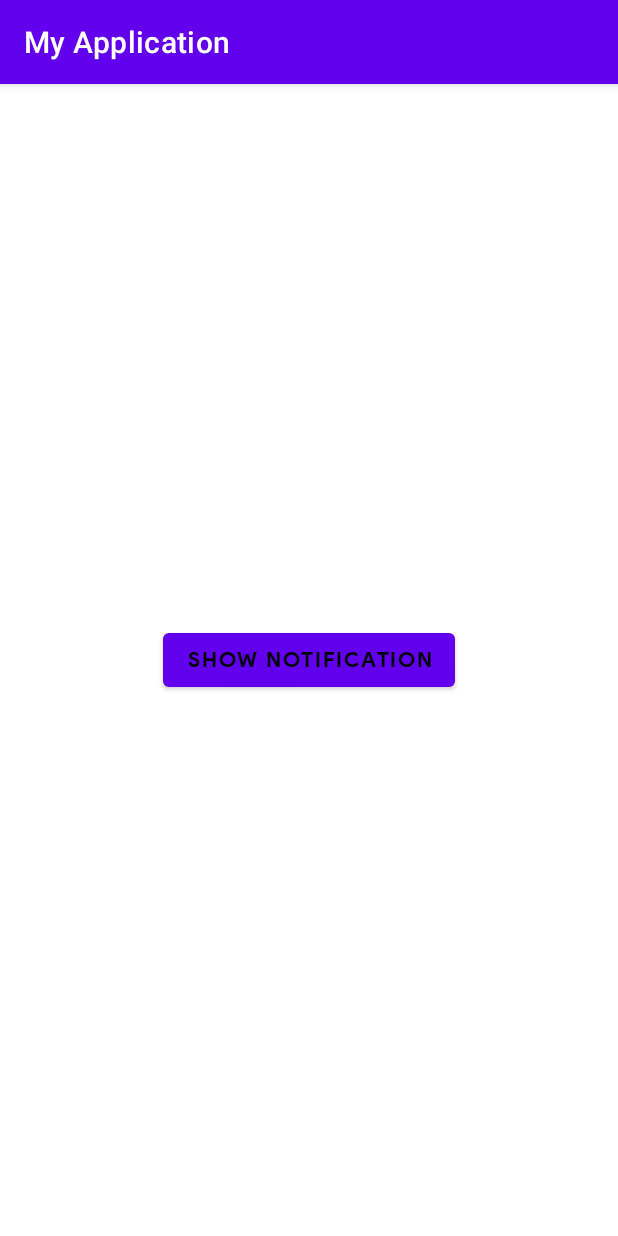
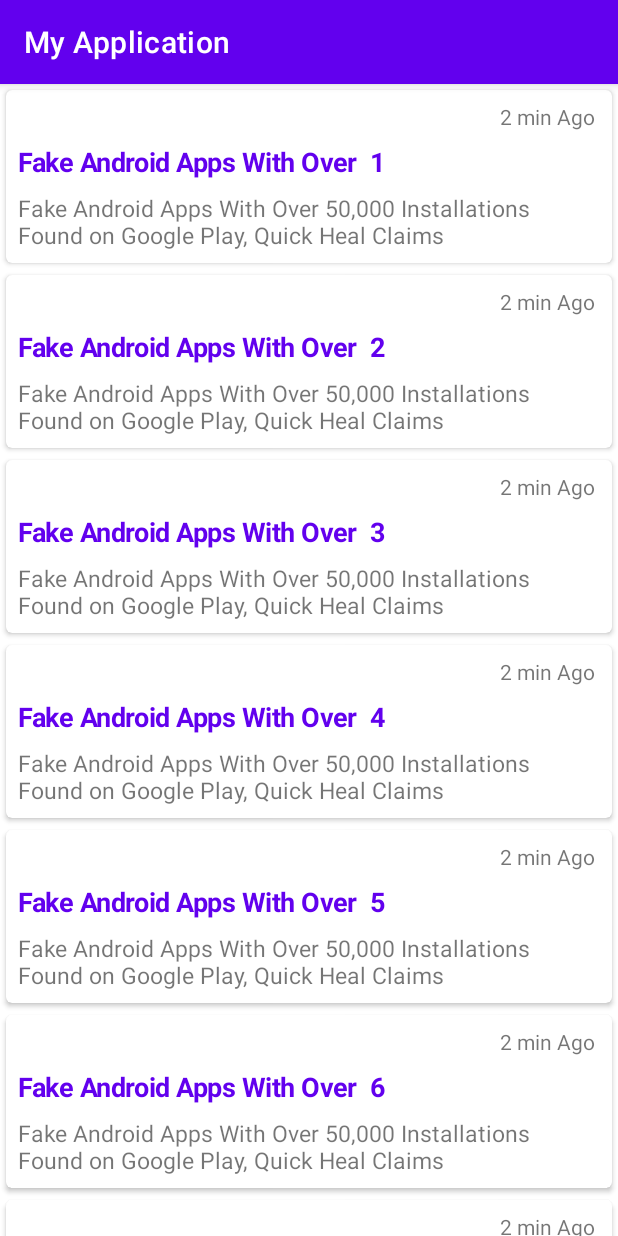
Before and after one commit to shawon-lodh-paperfly/Pagination_with_Notification, an Android app: the screen it shows after launch (MainActivity), on a phone screen of 412 x 824 dp. Run offline under Robolectric (Android 15) with nearby library versions, the phone set to English and light mode, and no system bars; our stand-ins replace ButterKnife.

Commit message:
initial commit

```diff
--- /dev/null
+++ b/app/src/main/java/com/example/myapplication/BaseViewHolder.java
@@ -0,0 +1,25 @@
+package com.example.myapplication;
+
+import android.view.View;
+
+import androidx.recyclerview.widget.RecyclerView;
+
+public abstract class BaseViewHolder extends RecyclerView.ViewHolder {
+
+  private int mCurrentPosition;
+
+  public BaseViewHolder(View itemView) {
+    super(itemView);
+  }
+
+  protected abstract void clear();
+
+  public void onBind(int position) {
+    mCurrentPosition = position;
+    clear();
+  }
+
+  public int getCurrentPosition() {
+    return mCurrentPosition;
+  }
+}
--- a/app/src/main/java/com/example/myapplication/MainActivity.java
+++ b/app/src/main/java/com/example/myapplication/MainActivity.java
@@ -1,73 +1,131 @@
 package com.example.myapplication;
 
-import androidx.appcompat.app.AppCompatActivity;
-import androidx.core.app.NotificationCompat;
-
-import android.annotation.SuppressLint;
 import android.app.Notification;
 import android.app.NotificationChannel;
 import android.app.NotificationManager;
 import android.app.PendingIntent;
 import android.content.Context;
 import android.content.Intent;
-import android.graphics.Bitmap;
-import android.graphics.BitmapFactory;
-import android.os.AsyncTask;
 import android.os.Build;
 import android.os.Bundle;
-import android.view.View;
+import android.os.Handler;
 
-import java.io.InputStream;
-import java.net.HttpURLConnection;
-import java.net.URL;
+import androidx.appcompat.app.AppCompatActivity;
+import androidx.core.app.NotificationCompat;
+import androidx.recyclerview.widget.LinearLayoutManager;
+import androidx.recyclerview.widget.RecyclerView;
+import androidx.swiperefreshlayout.widget.SwipeRefreshLayout;
+
+import java.util.ArrayList;
 import java.util.Random;
 
-public class MainActivity extends AppCompatActivity {
+import butterknife.BindView;
+import butterknife.ButterKnife;
+
+//import static com.example.recyclerviewpagination.PaginationListener.PAGE_START;
+import static com.example.myapplication.PaginationListener.PAGE_START;
+
+public class MainActivity extends AppCompatActivity
+        implements SwipeRefreshLayout.OnRefreshListener {
+
+    private static final String TAG = "MainActivity";
+
+    @BindView(R.id.recyclerView)
+    RecyclerView mRecyclerView;
+    @BindView(R.id.swipeRefresh)
+    SwipeRefreshLayout swipeRefresh;
+    private PostRecyclerAdapter adapter;
+    private int currentPage = PAGE_START;
+    private boolean isLastPage = false;
+    private int totalPage = 5;
+    private boolean isLoading = false;
+    int itemCount = 0;
 
     @Override
     protected void onCreate(Bundle savedInstanceState) {
         super.onCreate(savedInstanceState);
         setContentView(R.layout.activity_main);
+        ButterKnife.bind(this);
 
-        findViewById(R.id.buttonShowNotification).setOnClickListener(new View.OnClickListener() {
+        swipeRefresh.setOnRefreshListener(this);
+
+        mRecyclerView.setHasFixedSize(true);
+        // use a linear layout manager
+        LinearLayoutManager layoutManager = new LinearLayoutManager(this);
+        mRecyclerView.setLayoutManager(layoutManager);
+
+        adapter = new PostRecyclerAdapter(new ArrayList<>());
+        mRecyclerView.setAdapter(adapter);
+
+        showJustNotification("Page Number","You are in "+currentPage);
+        doApiCall();
+
+
+        mRecyclerView.addOnScrollListener(new PaginationListener(layoutManager) {
             @Override
-            public void onClick(View view) {
-                showNotificationWithImage();
+            protected void loadMoreItems() {
+                isLoading = true;
+                currentPage++;
+                doApiCall();
+                showJustNotification("Page Number","You are in "+currentPage);
+            }
+
+            @Override
+            public boolean isLastPage() {
+                return isLastPage;
+            }
+
+            @Override
+            public boolean isLoading() {
+                return isLoading;
             }
         });
+
+
     }
 
 
-    //notification with image
-    @SuppressLint("StaticFieldLeak")
-    private void showNotificationWithImage() {
-        new AsyncTask<String, Void, Bitmap>() {
-            @Override
-            protected Bitmap doInBackground(String... strings) {
-                InputStream inputStream;
-                try {
-                    URL url = new URL(strings[0]);
-                    HttpURLConnection connection = (HttpURLConnection) url.openConnection();
-                    connection.setDoInput(true);
-                    connection.connect();
-                    inputStream = connection.getInputStream();
-                    return BitmapFactory.decodeStream(inputStream);
-                } catch (Exception ignored) {
-
-                }
-                return null;
-            }
+    private void doApiCall() {
+        final ArrayList<PostItem> items = new ArrayList<>();
+        new Handler().postDelayed(new Runnable() {
 
             @Override
-            protected void onPostExecute(Bitmap bitmap) {
-                showNotification(bitmap);
+            public void run() {
+                for (int i = 0; i < 10; i++) {
+                    itemCount++;
+                    PostItem postItem = new PostItem();
+                    postItem.setTitle(getString(R.string.text_title) + itemCount);
+                    postItem.setDescription(getString(R.string.text_description));
+                    items.add(postItem);
+                }
+                // do this all stuff on Success of APIs response
+
+                if (currentPage != PAGE_START) adapter.removeLoading();
+                adapter.addItems(items);
+                swipeRefresh.setRefreshing(false);
+
+                // check weather is last page or not
+                if (currentPage < totalPage) {
+                    adapter.addLoading();
+                } else {
+                    isLastPage = true;
+                }
+                isLoading = false;
             }
-        }.execute("https://images.unsplash.com/photo-1512626120412-faf41adb4874?ixlib=rb-1.2.1&ixid=MXwxMjA3fDB8MHxwaG90by1wYWdlfHx8fGVufDB8fHw%3D&auto=format&fit=crop&w=1050&q=80");
+        }, 1000);
     }
 
+    @Override
+    public void onRefresh() {
+        itemCount = 0;
+        currentPage = PAGE_START;
+        isLastPage = false;
+        adapter.clear();
+        showJustNotification("Page Number","You are in "+currentPage);
+        doApiCall();
+    }
 
-    private void showNotification(Bitmap bitmap) {
-
+    private void showJustNotification(String title,String text) {
         int notificationId = new Random().nextInt(100);
         String channelId = "notification_channel_2";
 
@@ -81,12 +139,12 @@ public class MainActivity extends AppCompatActivity {
                 getApplicationContext(), channelId);
         builder.setSmallIcon(R.drawable.ic_baseline_notifications_24);
         builder.setDefaults(NotificationCompat.DEFAULT_ALL);
-        builder.setContentTitle("Notification 2");
-        builder.setContentText("Lorem Ipsum is simply dummy text of the printing and typesetting industry. Lorem Ipsum has been the industry's standard dummy text ever since the 1500s");
+        builder.setContentTitle(title);
+        builder.setContentText(text);
 
         //notification with big text style
         //builder.setStyle(new NotificationCompat.BigTextStyle().bigText("Lorem Ipsum is simply dummy text of the printing and typesetting industry. Lorem Ipsum has been the industry's standard dummy text ever since the 1500s"));
-        builder.setStyle(new NotificationCompat.BigPictureStyle().bigPicture(bitmap));
+//        builder.setStyle(new NotificationCompat.BigPictureStyle().bigPicture(bitmap));
 
 
         builder.setContentIntent(pendingIntent);
@@ -111,4 +169,5 @@ public class MainActivity extends AppCompatActivity {
             notificationManager.notify(notificationId, notification);
         }
     }
+
 }
--- /dev/null
+++ b/app/src/main/java/com/example/myapplication/PaginationListener.java
@@ -0,0 +1,48 @@
+package com.example.myapplication;
+
+import androidx.annotation.NonNull;
+import androidx.recyclerview.widget.LinearLayoutManager;
+import androidx.recyclerview.widget.RecyclerView;
+
+public abstract class PaginationListener extends RecyclerView.OnScrollListener {
+
+  public static final int PAGE_START = 1;
+
+  @NonNull
+  private LinearLayoutManager layoutManager;
+
+  /**
+   * Set scrolling threshold here (for now i'm assuming 10 item in one page)
+   */
+  private static final int PAGE_SIZE = 10;
+
+  /**
+   * Supporting only LinearLayoutManager for now.
+   */
+  public PaginationListener(@NonNull LinearLayoutManager layoutManager) {
+    this.layoutManager = layoutManager;
+  }
+
+  @Override
+  public void onScrolled(@NonNull RecyclerView recyclerView, int dx, int dy) {
+    super.onScrolled(recyclerView, dx, dy);
+
+    int visibleItemCount = layoutManager.getChildCount();
+    int totalItemCount = layoutManager.getItemCount();
+    int firstVisibleItemPosition = layoutManager.findFirstVisibleItemPosition();
+
+    if (!isLoading() && !isLastPage()) {
+      if ((visibleItemCount + firstVisibleItemPosition) >= totalItemCount
+          && firstVisibleItemPosition >= 0
+          && totalItemCount >= PAGE_SIZE) {
+        loadMoreItems();
+      }
+    }
+  }
+
+  protected abstract void loadMoreItems();
+
+  public abstract boolean isLastPage();
+
+  public abstract boolean isLoading();
+}
--- /dev/null
+++ b/app/src/main/java/com/example/myapplication/PostItem.java
@@ -0,0 +1,34 @@
+package com.example.myapplication;
+
+public class PostItem {
+
+  private String description;
+
+  private String time;
+
+  private String title;
+
+  public String getDescription() {
+    return description;
+  }
+
+  public void setDescription(String description) {
+    this.description = description;
+  }
+
+  public String getTime() {
+    return time;
+  }
+
+  public void setTime(String time) {
+    this.time = time;
+  }
+
+  public String getTitle() {
+    return title;
+  }
+
+  public void setTitle(String title) {
+    this.title = title;
+  }
+}
--- /dev/null
+++ b/app/src/main/java/com/example/myapplication/PostRecyclerAdapter.java
@@ -0,0 +1,124 @@
+package com.example.myapplication;
+
+import android.view.LayoutInflater;
+import android.view.View;
+import android.view.ViewGroup;
+import android.widget.TextView;
+
+import androidx.annotation.NonNull;
+import androidx.recyclerview.widget.RecyclerView;
+
+import java.util.List;
+
+import butterknife.BindView;
+import butterknife.ButterKnife;
+
+public class PostRecyclerAdapter extends RecyclerView.Adapter<BaseViewHolder> {
+  private static final int VIEW_TYPE_LOADING = 0;
+  private static final int VIEW_TYPE_NORMAL = 1;
+  private boolean isLoaderVisible = false;
+
+  private List<PostItem> mPostItems;
+
+  public PostRecyclerAdapter(List<PostItem> postItems) {
+    this.mPostItems = postItems;
+  }
+
+  @NonNull
+  @Override
+  public BaseViewHolder onCreateViewHolder(ViewGroup parent, int viewType) {
+
+    switch (viewType) {
+      case VIEW_TYPE_NORMAL:
+        return new ViewHolder(
+            LayoutInflater.from(parent.getContext()).inflate(R.layout.item_post, parent, false));
+      case VIEW_TYPE_LOADING:
+        return new ProgressHolder(
+            LayoutInflater.from(parent.getContext()).inflate(R.layout.item_loading, parent, false));
+      default:
+        return null;
+    }
+  }
+
+  @Override
+  public void onBindViewHolder(@NonNull BaseViewHolder holder, int position) {
+    holder.onBind(position);
+  }
+
+  @Override
+  public int getItemViewType(int position) {
+    if (isLoaderVisible) {
+      return position == mPostItems.size() - 1 ? VIEW_TYPE_LOADING : VIEW_TYPE_NORMAL;
+    } else {
+      return VIEW_TYPE_NORMAL;
+    }
+  }
+
+  @Override
+  public int getItemCount() {
+    return mPostItems == null ? 0 : mPostItems.size();
+  }
+
+  public void addItems(List<PostItem> postItems) {
+    mPostItems.addAll(postItems);
+    notifyDataSetChanged();
+  }
+
+  public void addLoading() {
+    isLoaderVisible = true;
+    mPostItems.add(new PostItem());
+    notifyItemInserted(mPostItems.size() - 1);
+  }
+
+  public void removeLoading() {
+    isLoaderVisible = false;
+    int position = mPostItems.size() - 1;
+    PostItem item = getItem(position);
+    if (item != null) {
+      mPostItems.remove(position);
+      notifyItemRemoved(position);
+    }
+  }
+
+  public void clear() {
+    mPostItems.clear();
+    notifyDataSetChanged();
+  }
+
+  PostItem getItem(int position) {
+    return mPostItems.get(position);
+  }
+
+  public class ViewHolder extends BaseViewHolder {
+    @BindView(R.id.textViewTitle)
+    TextView textViewTitle;
+    @BindView(R.id.textViewDescription)
+    TextView textViewDescription;
+
+    ViewHolder(View itemView) {
+      super(itemView);
+      ButterKnife.bind(this, itemView);
+    }
+
+    protected void clear() { }
+
+    public void onBind(int position) {
+      super.onBind(position);
+      PostItem item = mPostItems.get(position);
+
+      textViewTitle.setText(item.getTitle());
+      textViewDescription.setText(item.getDescription());
+    }
+  }
+
+  public class ProgressHolder extends BaseViewHolder {
+    ProgressHolder(View itemView) {
+      super(itemView);
+      ButterKnife.bind(this, itemView);
+    }
+
+    @Override
+    protected void clear() {
+    }
+  }
+}
--- a/app/src/main/res/layout/activity_main.xml
+++ b/app/src/main/res/layout/activity_main.xml
@@ -1,21 +1,28 @@
 <?xml version="1.0" encoding="utf-8"?>
-<androidx.constraintlayout.widget.ConstraintLayout xmlns:android="http://schemas.android.com/apk/res/android"
+<androidx.constraintlayout.widget.ConstraintLayout
+    xmlns:android="http://schemas.android.com/apk/res/android"
     xmlns:app="http://schemas.android.com/apk/res-auto"
     xmlns:tools="http://schemas.android.com/tools"
     android:layout_width="match_parent"
     android:layout_height="match_parent"
-    tools:context=".MainActivity">
+    tools:context=".MainActivity"
+    >
 
-    <Button
-        android:id="@+id/buttonShowNotification"
-        android:layout_width="wrap_content"
-        android:layout_height="wrap_content"
-        android:text="Show Notification"
-        android:fontFamily="@font/product_sans_bold"
-        android:textColor="@color/black"
+    <androidx.swiperefreshlayout.widget.SwipeRefreshLayout
+        android:id="@+id/swipeRefresh"
+        android:layout_width="0dp"
+        android:layout_height="match_parent"
         app:layout_constraintBottom_toBottomOf="parent"
         app:layout_constraintEnd_toEndOf="parent"
         app:layout_constraintStart_toStartOf="parent"
-        app:layout_constraintTop_toTopOf="parent" />
+        app:layout_constraintTop_toTopOf="parent"
+        >
+
+        <androidx.recyclerview.widget.RecyclerView
+            android:id="@+id/recyclerView"
+            android:layout_width="match_parent"
+            android:layout_height="match_parent"
+            />
+    </androidx.swiperefreshlayout.widget.SwipeRefreshLayout>
 
 </androidx.constraintlayout.widget.ConstraintLayout>
--- /dev/null
+++ b/app/src/main/res/layout/item_post.xml
@@ -0,0 +1,73 @@
+<?xml version="1.0" encoding="utf-8"?><!-- A CardView that contains a TextView -->
+<androidx.cardview.widget.CardView
+    xmlns:android="http://schemas.android.com/apk/res/android"
+    xmlns:app="http://schemas.android.com/apk/res-auto"
+    xmlns:card_view="http://schemas.android.com/apk/res-auto"
+    xmlns:tools="http://schemas.android.com/tools"
+    android:id="@+id/card_view"
+    android:layout_width="match_parent"
+    android:layout_height="wrap_content"
+    android:layout_margin="4dp"
+    android:background="#fff"
+    android:padding="8dp"
+    card_view:cardCornerRadius="4dp"
+    >
+
+  <androidx.constraintlayout.widget.ConstraintLayout
+      android:layout_width="match_parent"
+      android:layout_height="wrap_content"
+      >
+
+
+    <TextView
+        android:id="@+id/textView"
+        android:layout_width="wrap_content"
+        android:layout_height="wrap_content"
+        android:layout_marginEnd="8dp"
+        android:layout_marginRight="8dp"
+        android:layout_marginTop="8dp"
+        android:text="2 min Ago "
+        app:layout_constraintEnd_toEndOf="parent"
+        app:layout_constraintTop_toTopOf="parent"
+        />
+
+    <TextView
+        android:id="@+id/textViewTitle"
+        android:layout_width="0dp"
+        android:layout_height="wrap_content"
+        android:layout_marginEnd="8dp"
+        android:layout_marginLeft="8dp"
+        android:layout_marginRight="8dp"
+        android:layout_marginStart="8dp"
+        android:layout_marginTop="8dp"
+        android:letterSpacing="-0.02"
+
+        android:lineSpacingExtra="5sp"
+        android:textColor="@color/purple_500"
+        android:textSize="18sp"
+        android:textStyle="bold"
+        app:layout_constraintEnd_toEndOf="parent"
+        app:layout_constraintStart_toStartOf="parent"
+        app:layout_constraintTop_toBottomOf="@+id/textView"
+        tools:text="Zero movie review: Shah Rukh Khan dazzles in a strange romance "
+        />
+
+    <TextView
+        android:id="@+id/textViewDescription"
+        android:layout_width="0dp"
+        android:layout_height="wrap_content"
+        android:layout_marginBottom="8dp"
+        android:layout_marginEnd="8dp"
+        android:layout_marginLeft="8dp"
+        android:layout_marginRight="8dp"
+        android:layout_marginStart="8dp"
+        android:layout_marginTop="8dp"
+        android:textSize="15sp"
+        app:layout_constraintBottom_toBottomOf="parent"
+        app:layout_constraintEnd_toEndOf="parent"
+        app:layout_constraintStart_toStartOf="parent"
+        app:layout_constraintTop_toBottomOf="@+id/textViewTitle"
+        tools:text="Zero movie review: Shah Rukh Khan, Katrina Kaif and Anushka Sharma"
+        />
+  </androidx.constraintlayout.widget.ConstraintLayout>
+</androidx.cardview.widget.CardView>
--- a/app/src/main/res/values/strings.xml
+++ b/app/src/main/res/values/strings.xml
@@ -1,3 +1,5 @@
 <resources>
     <string name="app_name">My Application</string>
+    <string name="text_title">Fake Android Apps With Over &#160; </string>
+    <string name="text_description">Fake Android Apps With Over 50,000 Installations Found on Google Play, Quick Heal Claims</string>
 </resources>
```
Also changed, not shown: app/build.gradle (+12 -2 lines), app/src/main/java/com/example/myapplication/Notify.java (added, +65 -0 lines), app/src/main/res/layout/item_loading.xml (added, +25 -0 lines).
